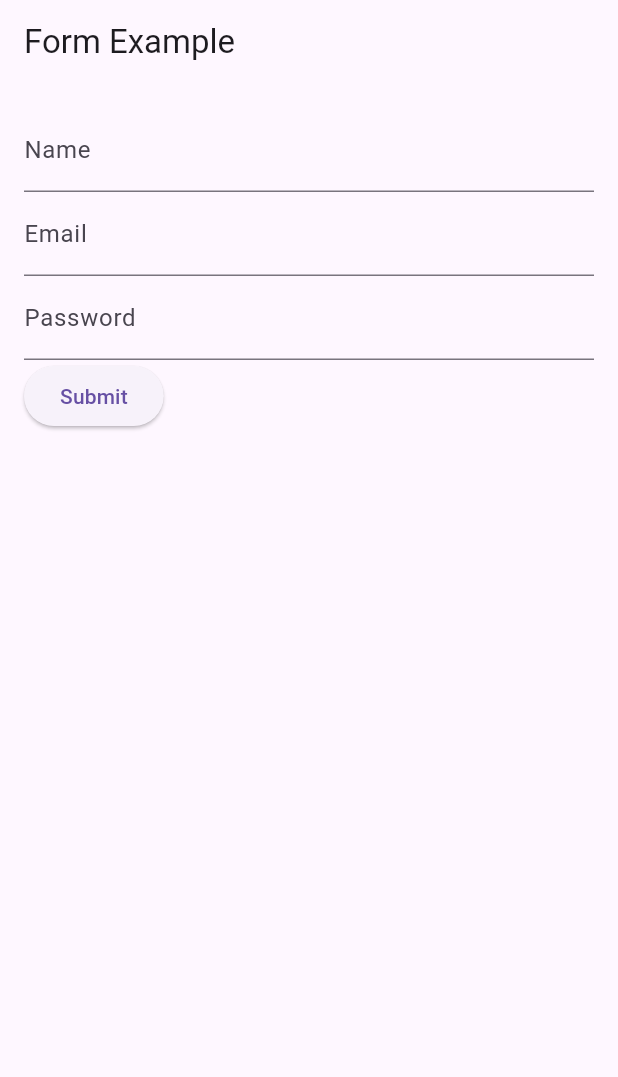
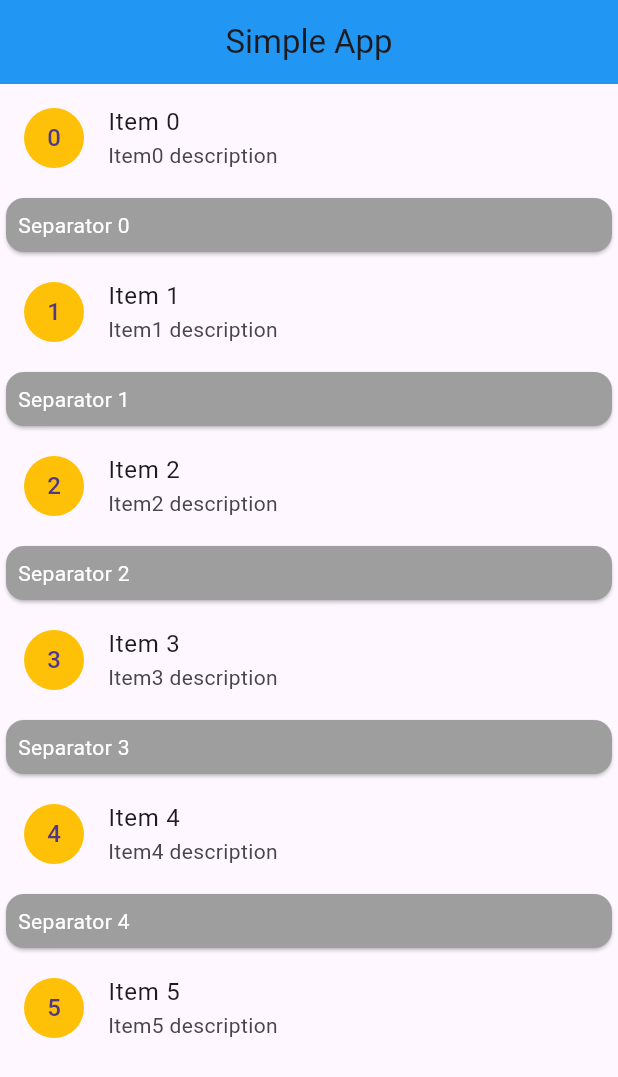
Before and after one commit to Chujer/WebStudy, a Flutter app: the screen it shows after launch, on a phone screen of 412 x 824 dp. Shown: the top 1077 px of the screen. Run offline on Flutter 3.47's test engine with Material 3 defaults, Android fonts, the phone set to English and light mode, and no system bars.

Commit message:
2025.11.19 ListView, ListTile, Card

```diff
--- a/Flutter/lib/main.dart
+++ b/Flutter/lib/main.dart
@@ -12,97 +12,54 @@ class MyApp extends StatefulWidget {
 }
 
 class _MyAppState extends State<MyApp> {
-
-  final _formkey = GlobalKey<FormState>();
-  String _name ='';
-  String _email = '';
-  String _password = '';
-  String _erroMessage = '';
-
-  void _submitForm(){
-    if(_formkey.currentState!.validate()){
-      _formkey.currentState!.save();
-      print('$_name, $_email, $_password');
-    }else{
-      setState(() {
-        _erroMessage='pleas fill in all fields';
-      });
+  @override
+  Widget build(BuildContext context) {
+    return MaterialApp(
+      debugShowCheckedModeBanner: false,
+      home: const MyHomePage(),
+    );
   }
 }
 
 
+class MyHomePage extends StatelessWidget {
+  const MyHomePage({super.key});
+
   @override
   Widget build(BuildContext context) {
-    return MaterialApp(
-      home: Scaffold(
+    return Scaffold(
       appBar: AppBar(
-          title: Text('Form Example'),
+        title: Text('Simple App'),
+        centerTitle: true,
+        backgroundColor: Colors.blue,
       ),
-      body: Container(
-        padding: EdgeInsets.all(16.0),
-        child: Form(
-          key: _formkey,
-          child: Column(
-            crossAxisAlignment: CrossAxisAlignment.start,
-            children: [
-              TextFormField(
-                decoration: InputDecoration(
-                    labelText: 'Name'
+      body: ListView.separated(
+        //physics: BouncingScrollPhysics(), // physics : 스크롤스타일 / ios 스타일 스크롤
+        //physics: NeverScrollableScrollPhysics(), // 스크롤 금지
+        //physics: ClampingScrollPhysics(), // 스크롤시 바운딩 금지
+        itemCount: 6,
+        itemBuilder: (context, position){
+          return ListTile(
+          leading: CircleAvatar(
+            backgroundColor: Colors.amber,
+            child: Text(position.toString()),
           ),
-                validator: (value){
-                  if(value == null || value.isEmpty)
-                  {
-                    return 'Please enter your name';
-                  }
-                  return null;
+            title: Text('Item $position'),
+            subtitle: Text('Item$position description'),
+          );
         },
-                onSaved: (value){
-                  _name = value!;
-                },
-              ),
-              TextFormField(
-                decoration: InputDecoration(
-                    labelText: 'Email'
-                ),
-                validator: (value){
-                  if(value == null || value.isEmpty)
-                  {
-                    return 'Please enter your Email';
-                  }
-                  return null;
-                },
-                onSaved: (value){
-                  _email = value!;
-                },
-              ),
-              TextFormField(
-                decoration: InputDecoration(
-                  errorStyle: TextStyle(
-                    color: Colors.blue,
-                    fontSize: 10
-                  ),
-                  labelText: 'Password'
-                ),
-                validator: (value){
-                  if(value == null || value.isEmpty)
-                  {
-                    return 'Please enter your Password';
-                  }
-                  return null;
-                },
-                onSaved: (value){
-                  _password = value!;
-                },
-              ),
-              ElevatedButton(
-                  onPressed: _submitForm,
-                  child: Text('Submit')
-              ),
-              Text(_erroMessage, style: TextStyle(color: Colors.red),)
-            ],
+        separatorBuilder: (context, position){
+          return Card(
+            color: Colors.grey,
+            child: Padding(
+              padding: EdgeInsets.all(8.0),
+              child: Text(
+                'Separator $position',
+                style: TextStyle(color: Colors.white),
               ),
             ),
-      ),
+          );
+        },
       ),
     );
   }
```
Lines whose indentation alone changed are shown as unchanged.
